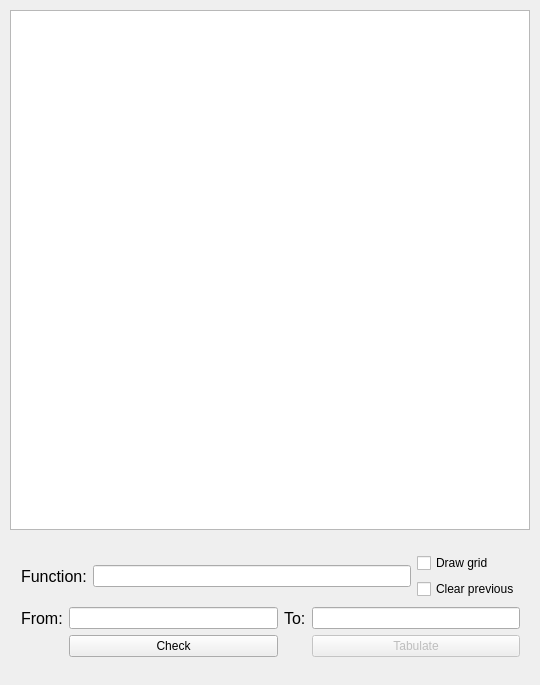
Before: the Qt Designer form src/widget.ui in knorrus/parser, drawn with Qt 5.
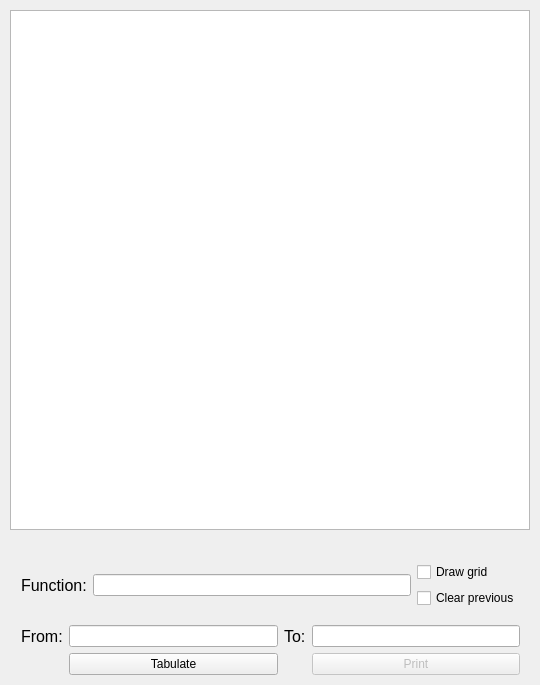
After: the same form once the commit is applied.

Commit message: Added printer dialog, reformat draw grph logic

Patch:
```diff
--- a/src/widget.ui
+++ b/src/widget.ui
@@ -59,7 +59,7 @@
      <x>10</x>
      <y>540</y>
      <width>521</width>
-     <height>131</height>
+     <height>157</height>
     </rect>
    </property>
    <layout class="QGridLayout" name="gridLayout_4">
@@ -92,26 +92,26 @@
         </property>
        </widget>
       </item>
-      <item row="1" column="1">
+      <item row="0" column="3">
+       <widget class="QLineEdit" name="intervalEnd"/>
+      </item>
+      <item row="2" column="1">
        <widget class="QPushButton" name="check">
         <property name="text">
-         <string>Check</string>
+         <string>Tabulate</string>
         </property>
        </widget>
       </item>
-      <item row="1" column="3">
-       <widget class="QPushButton" name="tabulate">
+      <item row="2" column="3">
+       <widget class="QPushButton" name="print">
         <property name="enabled">
          <bool>false</bool>
         </property>
         <property name="text">
-         <string>Tabulate</string>
+         <string>Print</string>
         </property>
        </widget>
       </item>
-      <item row="0" column="3">
-       <widget class="QLineEdit" name="intervalEnd"/>
-      </item>
      </layout>
     </item>
     <item row="0" column="0">
```
The commit also changes 7 other files.
